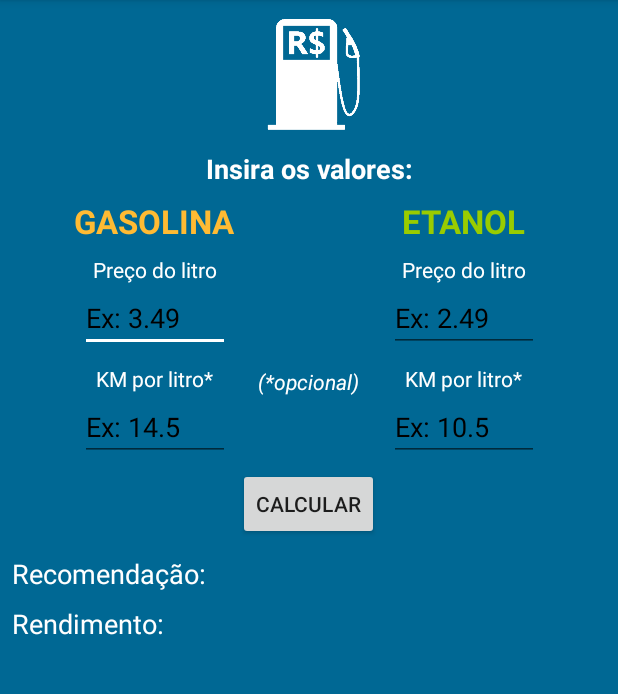
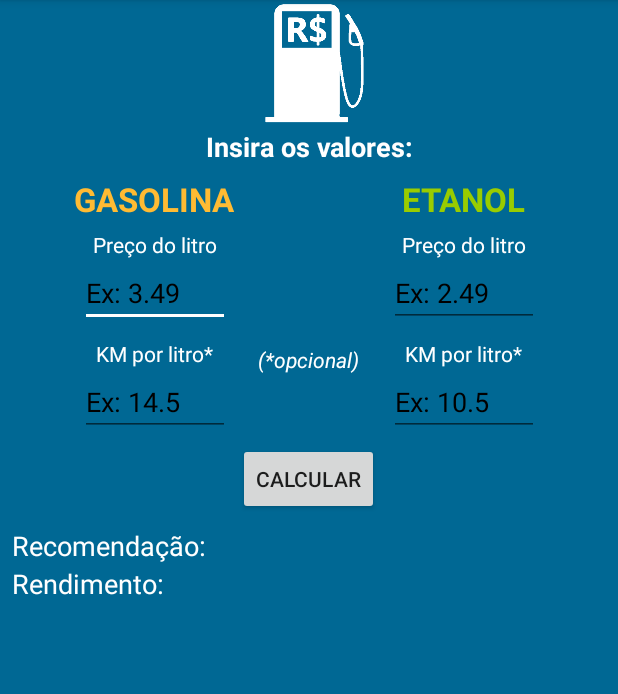
Before and after one commit to marccdb/Eta_ou_Gas, an Android app: the screen it shows after launch (MainActivity), on a phone screen of 412 x 824 dp, the part 84-778 px from its top. Run offline under Robolectric (Android 15) with nearby library versions, the phone set to English and light mode, and no system bars; our stand-ins replace AdMob.

Commit message:
v1.2, minor UI changes, add scrollview, better experience for 720p phones

```diff
--- a/app/build.gradle
+++ b/app/build.gradle
@@ -6,8 +6,8 @@ android {
         applicationId "com.devmarcb.etaougas"
         minSdkVersion 15
         targetSdkVersion 28
-        versionCode 1
-        versionName "1.0"
+        versionCode 3
+        versionName "1.2"
         testInstrumentationRunner "android.support.test.runner.AndroidJUnitRunner"
         android.defaultConfig.vectorDrawables.useSupportLibrary = true
     }
--- a/app/src/main/res/layout/activity_main.xml
+++ b/app/src/main/res/layout/activity_main.xml
@@ -1,8 +1,15 @@
 <?xml version="1.0" encoding="utf-8"?>
 
-<android.support.constraint.ConstraintLayout xmlns:android="http://schemas.android.com/apk/res/android"
+<ScrollView xmlns:android="http://schemas.android.com/apk/res/android"
     xmlns:app="http://schemas.android.com/apk/res-auto"
     xmlns:tools="http://schemas.android.com/tools"
+    android:layout_width="match_parent"
+    android:layout_height="match_parent"
+    android:fillViewport="true">
+
+
+    <android.support.constraint.ConstraintLayout
+
         android:id="@+id/ConstraintLayout"
         android:layout_width="match_parent"
         android:layout_height="match_parent"
@@ -67,7 +74,7 @@
             android:layout_height="wrap_content"
             android:layout_marginStart="8dp"
             android:layout_marginLeft="8dp"
-        android:layout_marginTop="48dp"
+            android:layout_marginTop="46dp"
             android:layout_marginEnd="8dp"
             android:layout_marginRight="8dp"
             android:onClick="calcularResultado"
@@ -105,9 +112,9 @@
             android:layout_marginRight="8dp"
             android:ems="10"
             android:hint="Ex: 2.49"
-        android:textColorHint="@android:color/black"
             android:inputType="numberDecimal"
             android:textColor="@android:color/white"
+            android:textColorHint="@android:color/black"
             android:textSize="18sp"
             app:layout_constraintEnd_toEndOf="parent"
             app:layout_constraintStart_toStartOf="@+id/guideline"
@@ -117,9 +124,7 @@
             android:id="@+id/textResultado"
             android:layout_width="150dp"
             android:layout_height="wrap_content"
-        android:layout_marginStart="8dp"
-        android:layout_marginLeft="8dp"
-        android:layout_marginTop="10dp"
+            android:layout_marginTop="8dp"
             android:layout_marginEnd="8dp"
             android:layout_marginRight="8dp"
             android:contentDescription="Texto resultado"
@@ -134,8 +139,8 @@
 
         <ImageView
             android:id="@+id/pump"
-        android:layout_width="100dp"
-        android:layout_height="100dp"
+            android:layout_width="110dp"
+            android:layout_height="85dp"
             android:layout_marginStart="8dp"
             android:layout_marginLeft="8dp"
             android:layout_marginEnd="8dp"
@@ -155,9 +160,9 @@
             android:layout_marginRight="8dp"
             android:ems="10"
             android:hint="Ex: 10.5"
-        android:textColorHint="@android:color/black"
             android:inputType="numberDecimal"
             android:textColor="@android:color/white"
+            android:textColorHint="@android:color/black"
             android:textSize="18sp"
             app:layout_constraintEnd_toEndOf="parent"
             app:layout_constraintStart_toStartOf="@+id/guideline"
@@ -173,9 +178,9 @@
             android:layout_marginRight="8dp"
             android:ems="10"
             android:hint="Ex: 14.5"
-        android:textColorHint="@android:color/black"
             android:inputType="numberDecimal"
             android:textColor="@android:color/white"
+            android:textColorHint="@android:color/black"
             app:layout_constraintEnd_toStartOf="@+id/guideline"
             app:layout_constraintStart_toStartOf="parent"
             app:layout_constraintTop_toBottomOf="@+id/textView5" />
@@ -186,7 +191,7 @@
             android:layout_height="wrap_content"
             android:layout_marginStart="8dp"
             android:layout_marginLeft="8dp"
-        android:layout_marginTop="8dp"
+            android:layout_marginTop="6dp"
             android:layout_marginEnd="8dp"
             android:layout_marginRight="8dp"
             android:text="Preço do litro"
@@ -201,7 +206,7 @@
             android:layout_height="wrap_content"
             android:layout_marginStart="8dp"
             android:layout_marginLeft="8dp"
-        android:layout_marginTop="8dp"
+            android:layout_marginTop="6dp"
             android:layout_marginEnd="8dp"
             android:layout_marginRight="8dp"
             android:text="Preço do litro"
@@ -270,7 +275,7 @@
             android:layout_height="25dp"
             android:layout_marginStart="8dp"
             android:layout_marginLeft="8dp"
-        android:layout_marginTop="10dp"
+            android:layout_marginTop="8dp"
             android:text="Recomendação: "
             android:textColor="@android:color/white"
             android:textSize="18sp"
@@ -283,7 +288,6 @@
             android:layout_height="wrap_content"
             android:layout_marginStart="8dp"
             android:layout_marginLeft="8dp"
-        android:layout_marginTop="8dp"
             android:gravity="start"
             android:text="Rendimento:"
             android:textColor="@android:color/white"
@@ -293,11 +297,10 @@
 
         <TextView
             android:id="@+id/textKmReal2"
-        android:layout_width="wrap_content"
+            android:layout_width="0dp"
             android:layout_height="wrap_content"
             android:layout_marginStart="8dp"
             android:layout_marginLeft="8dp"
-        android:layout_marginTop="8dp"
             android:layout_marginEnd="8dp"
             android:layout_marginRight="8dp"
             android:layout_marginBottom="8dp"
@@ -317,7 +320,6 @@
             android:layout_height="wrap_content"
             android:layout_marginStart="8dp"
             android:layout_marginLeft="8dp"
-        android:layout_marginTop="8dp"
             android:layout_marginEnd="8dp"
             android:layout_marginRight="8dp"
             android:textColor="@android:color/white"
@@ -341,3 +343,4 @@
             app:layout_constraintVertical_bias="1.0" />
 
     </android.support.constraint.ConstraintLayout>
+</ScrollView>
```
Lines whose indentation alone changed are shown as unchanged.
